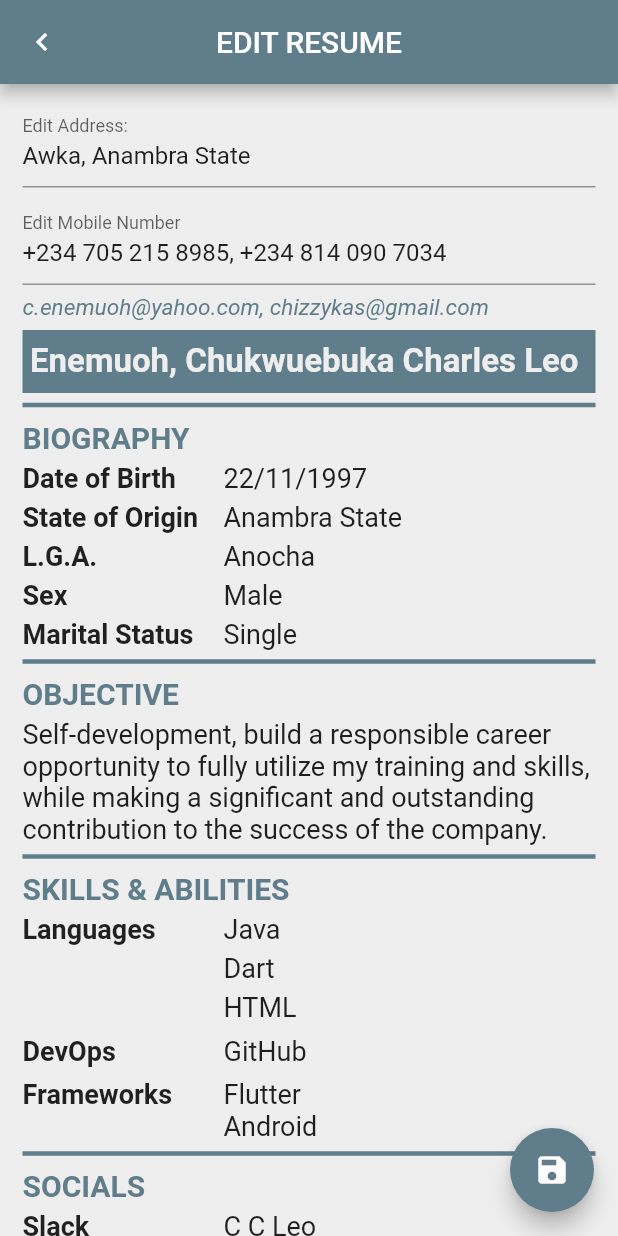
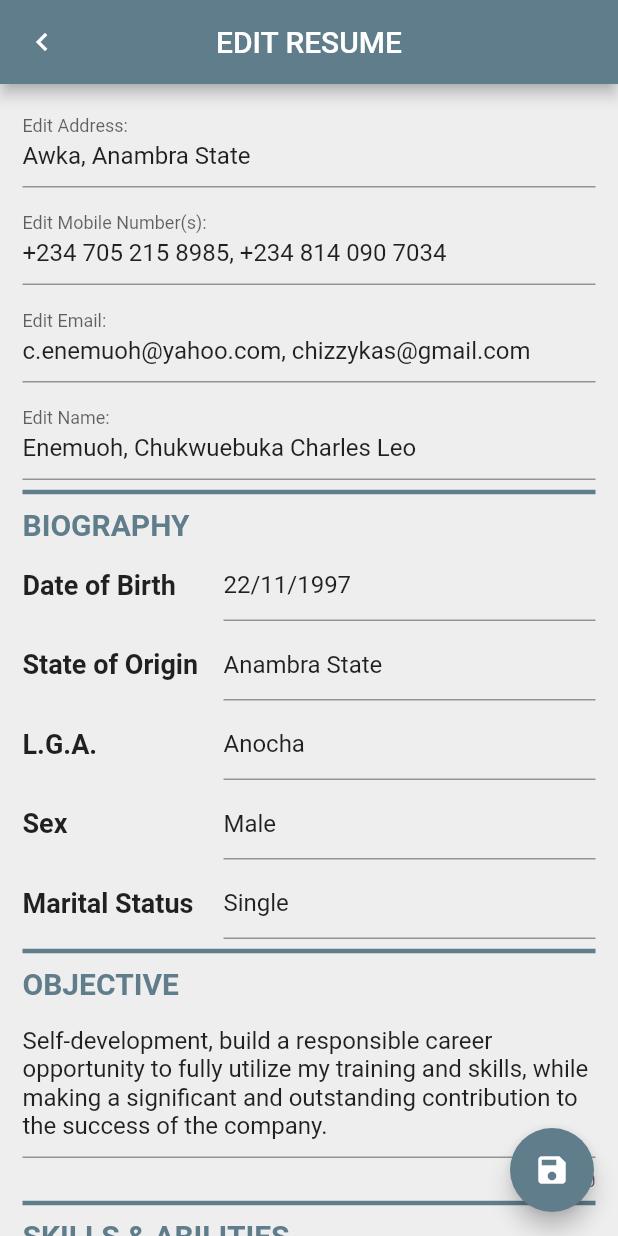
Before and after one commit to Charlie-97/cv_app_cc_leo, a Flutter app: the screen it shows after launch, after a tap on the "edit" icon, on a phone screen of 412 x 824 dp. Run offline on Flutter 3.47's test engine with Material 2 defaults, Android fonts, the light colour scheme and no system bars.

Commit message:
Added Edit Func to all Fields

```diff
--- a/lib/pages/edit_page.dart
+++ b/lib/pages/edit_page.dart
@@ -17,12 +17,10 @@ class _CVEditState extends State<CVEdit> {
       appBar: AppBar(
         leading: IconButton(
           onPressed: (() {
-
-              backButtonPressed();
-              Navigator.pop(context);
-
+            backButtonPressed();
+            Navigator.pop(context);
           }),
-          icon: Icon(Icons.chevron_left),
+          icon: const Icon(Icons.chevron_left),
         ),
         backgroundColor: Colors.blueGrey,
         title: const Text('EDIT RESUME'),
@@ -36,7 +34,6 @@ class _CVEditState extends State<CVEdit> {
             children: [
               TextField(
                 controller: addressEdit,
-
                 decoration: const InputDecoration(
                   labelText: 'Edit Address:',
                 ),
@@ -45,37 +42,26 @@ class _CVEditState extends State<CVEdit> {
                 height: 6.0,
               ),
               TextField(
-                controller: mboileEdit,
-                onChanged: ((newMobile) => updateMobile(newMobile)),
+                controller: mobileEdit,
                 decoration:
-                    const InputDecoration(labelText: 'Edit Mobile Number'),
+                    const InputDecoration(labelText: 'Edit Mobile Number(s):'),
               ),
               const SizedBox(
                 height: 6.0,
               ),
-              Text(
-                email,
-                style: const TextStyle(
-                  fontSize: 15.0,
-                  color: Colors.blueGrey,
-                  fontStyle: FontStyle.italic,
+              TextField(
+                controller: emailEdit,
+                decoration: const InputDecoration(
+                  labelText: 'Edit Email:',
                 ),
               ),
               const SizedBox(
                 height: 6.0,
               ),
-              Container(
-                width: MediaQuery.of(context).size.width,
-                padding:
-                    const EdgeInsets.symmetric(vertical: 8.0, horizontal: 5.0),
-                color: Colors.blueGrey,
-                child: Text(
-                  fullName,
-                  style: TextStyle(
-                    fontSize: 22.0,
-                    color: Colors.grey[200],
-                    fontWeight: FontWeight.bold,
-                  ),
+              TextField(
+                controller: nameEdit,
+                decoration: const InputDecoration(
+                  labelText: 'Edit Name:',
                 ),
               ),
               const Divider(
@@ -110,9 +96,8 @@ class _CVEditState extends State<CVEdit> {
                   ),
                   Expanded(
                     flex: 2,
-                    child: Text(
-                      dateOfBirth,
-                      style: const TextStyle(fontSize: 18.0),
+                    child: TextField(
+                      controller: dobEdit,
                     ),
                   ),
                 ],
@@ -137,9 +122,8 @@ class _CVEditState extends State<CVEdit> {
                   ),
                   Expanded(
                     flex: 2,
-                    child: Text(
-                      stateOfOrigin,
-                      style: const TextStyle(fontSize: 18.0),
+                    child: TextField(
+                      controller: soeEdit,
                     ),
                   ),
                 ],
@@ -164,9 +148,8 @@ class _CVEditState extends State<CVEdit> {
                   ),
                   Expanded(
                     flex: 2,
-                    child: Text(
-                      lGA,
-                      style: const TextStyle(fontSize: 18.0),
+                    child: TextField(
+                      controller: lgaeEdit,
                     ),
                   ),
                 ],
@@ -191,9 +174,8 @@ class _CVEditState extends State<CVEdit> {
                   ),
                   Expanded(
                     flex: 2,
-                    child: Text(
-                      sex,
-                      style: const TextStyle(fontSize: 18.0),
+                    child: TextField(
+                      controller: sexeEdit,
                     ),
                   ),
                 ],
@@ -218,9 +200,8 @@ class _CVEditState extends State<CVEdit> {
                   ),
                   Expanded(
                     flex: 2,
-                    child: Text(
-                      maritalStatus,
-                      style: const TextStyle(fontSize: 18.0),
+                    child: TextField(
+                      controller: msrEdit,
                     ),
                   ),
                 ],
@@ -240,9 +221,12 @@ class _CVEditState extends State<CVEdit> {
                   ),
                 ),
               ),
-              Text(
-                objectiveStatement,
-                style: const TextStyle(fontSize: 18.0),
+              // Resize the box to expand or set a max height.
+              TextField(
+                controller: objStatementEdit,
+                maxLength: 250,
+                maxLines: 4,
+                decoration: const InputDecoration(),
               ),
               const Divider(
                 color: Colors.blueGrey,
@@ -280,23 +264,20 @@ class _CVEditState extends State<CVEdit> {
                     child: Column(
                       crossAxisAlignment: CrossAxisAlignment.start,
                       children: [
-                        Text(
-                          languages[0],
-                          style: const TextStyle(fontSize: 18.0),
+                        TextField(
+                          controller: language1,
                         ),
                         const SizedBox(
                           height: 5.0,
                         ),
-                        Text(
-                          languages[1],
-                          style: const TextStyle(fontSize: 18.0),
+                        TextField(
+                          controller: language2,
                         ),
                         const SizedBox(
                           height: 5.0,
                         ),
-                        Text(
-                          languages[2],
-                          style: const TextStyle(fontSize: 18.0),
+                        TextField(
+                          controller: language3,
                         ),
                       ],
                     ),
@@ -327,9 +308,8 @@ class _CVEditState extends State<CVEdit> {
                     child: Column(
                       crossAxisAlignment: CrossAxisAlignment.start,
                       children: [
-                        Text(
-                          devOps[0],
-                          style: const TextStyle(fontSize: 18.0),
+                        TextField(
+                          controller: devops1,
                         ),
                       ],
                     ),
@@ -363,16 +343,14 @@ class _CVEditState extends State<CVEdit> {
                     child: Column(
                       crossAxisAlignment: CrossAxisAlignment.start,
                       children: [
-                        Text(
-                          frameWorks[0],
-                          style: const TextStyle(fontSize: 18.0),
+                        TextField(
+                          controller: framework1,
                         ),
                         const SizedBox(
                           width: 5.0,
                         ),
-                        Text(
-                          frameWorks[1],
-                          style: const TextStyle(fontSize: 18.0),
+                        TextField(
+                          controller: framework2,
                         ),
                       ],
                     ),
@@ -414,9 +392,8 @@ class _CVEditState extends State<CVEdit> {
                   ),
                   Expanded(
                     flex: 2,
-                    child: Text(
-                      slackID,
-                      style: const TextStyle(fontSize: 18.0),
+                    child: TextField(
+                      controller: slackIDEdit,
                     ),
                   ),
                 ],
@@ -441,9 +418,8 @@ class _CVEditState extends State<CVEdit> {
                   ),
                   Expanded(
                     flex: 2,
-                    child: Text(
-                      gitHubHandle,
-                      style: const TextStyle(fontSize: 18.0),
+                    child: TextField(
+                      controller: githubHandleEdit,
                     ),
                   ),
                 ],
@@ -456,7 +432,23 @@ class _CVEditState extends State<CVEdit> {
         backgroundColor: Colors.blueGrey,
         onPressed: () {
           setState(() {
-            updateAddress(addressEdit.text);
+            updateData(
+              newAddress: addressEdit.text,
+              newMobile: mobileEdit.text,
+              newEmail: emailEdit.text,
+              newName: nameEdit.text,
+              newDoB: dobEdit.text,
+              newSoO: soeEdit.text,
+              newLga: lgaeEdit.text,
+              newSex: sexeEdit.text,
+              newMaritalStatus: msrEdit.text,
+              newObjStatement: objStatementEdit.text,
+              newSlackID: slackIDEdit.text,
+              newGitHub: githubHandleEdit.text,
+              newLanguages: [language1.text, language2.text, language3.text],
+              newDevOps: [devops1.text],
+              newFrameWorks: [framework1.text, framework2.text],
+            );
           });
 
           Navigator.pop(context);
--- a/lib/utils/contents.dart
+++ b/lib/utils/contents.dart
@@ -31,10 +31,10 @@ List<String> initLanguages = [];
 List<String> initDevOps = [];
 List<String> initFrameworks = [];
 String initSlackID = '';
-String initGitHibHandle = '';
+String initGitHubHandle = '';
 
 TextEditingController addressEdit = TextEditingController(text: address);
-TextEditingController mboileEdit = TextEditingController(text: mobile);
+TextEditingController mobileEdit = TextEditingController(text: mobile);
 TextEditingController emailEdit = TextEditingController(text: email);
 TextEditingController nameEdit = TextEditingController(text: fullName);
 TextEditingController dobEdit = TextEditingController(text: dateOfBirth);
@@ -44,7 +44,12 @@ TextEditingController sexeEdit = TextEditingController(text: sex);
 TextEditingController msrEdit = TextEditingController(text: maritalStatus);
 TextEditingController objStatementEdit =
     TextEditingController(text: objectiveStatement);
-
+TextEditingController language1 = TextEditingController(text: languages[0]);
+TextEditingController language2 = TextEditingController(text: languages[1]);
+TextEditingController language3 = TextEditingController(text: languages[2]);
+TextEditingController devops1 = TextEditingController(text: devOps[0]);
+TextEditingController framework1 = TextEditingController(text: frameWorks[0]);
+TextEditingController framework2 = TextEditingController(text: frameWorks[1]);
 TextEditingController slackIDEdit = TextEditingController(text: slackID);
 
 TextEditingController githubHandleEdit =
@@ -53,7 +58,7 @@ TextEditingController githubHandleEdit =
 @override
 void dispose() {
   addressEdit.dispose();
-  mboileEdit.dispose();
+  mobileEdit.dispose();
   emailEdit.dispose();
   nameEdit.dispose();
   dobEdit.dispose();
--- a/lib/utils/functions.dart
+++ b/lib/utils/functions.dart
@@ -2,10 +2,54 @@ import 'package:cv_app_cc_leo/utils/contents.dart';
 
 void backButtonPressed() {
   address = initAddress;
+  mobile = initMobile;
+  email = initEmail;
+  fullName = initFullName;
+  dateOfBirth = initDateOfBirth;
+  stateOfOrigin = initStateOfOrigin;
+  lGA = initLGA;
+  sex = initSex;
+  maritalStatus = initMaritalStatus;
+  objectiveStatement = initObjectiveStatement;
+  languages = initLanguages;
+  devOps = initDevOps;
+  frameWorks = initFrameworks;
+  slackID = initSlackID;
+  gitHubHandle = initGitHubHandle;
 }
 
-void updateAddress(String newAddress) {
+void updateData({
+  required String newAddress,
+  required String newMobile,
+  required String newEmail,
+  required String newName,
+  required String newDoB,
+  required String newSoO,
+  required String newLga,
+  required String newSex,
+  required String newMaritalStatus,
+  required String newObjStatement,
+  required String newSlackID,
+  required String newGitHub,
+  required List<String> newLanguages,
+  required List<String> newDevOps,
+  required List<String> newFrameWorks,
+}) {
   address = newAddress;
+  mobile = newMobile;
+  email = newEmail;
+  fullName = newName;
+  dateOfBirth = newDoB;
+  stateOfOrigin = newSoO;
+  lGA = newLga;
+  sex = newSex;
+  maritalStatus = newMaritalStatus;
+  objectiveStatement = newObjStatement;
+  slackID = newSlackID;
+  gitHubHandle = newGitHub;
+  languages = newLanguages;
+  devOps = newDevOps;
+  frameWorks = newFrameWorks;
 }
 
 void updateMobile(String newMobile) {
@@ -18,4 +62,18 @@ void updateEmail(String newEmail) {
 
 void saveInitData() {
   initAddress = address;
+  initMobile = mobile;
+  initEmail = email;
+  initFullName = fullName;
+  initDateOfBirth = dateOfBirth;
+  initStateOfOrigin = stateOfOrigin;
+  initLGA = lGA;
+  initSex = sex;
+  initMaritalStatus = maritalStatus;
+  initObjectiveStatement = objectiveStatement;
+  initSlackID = slackID;
+  initGitHubHandle = gitHubHandle;
+  initLanguages = languages;
+  initDevOps = devOps;
+  initFrameworks = frameWorks;
 }
```
